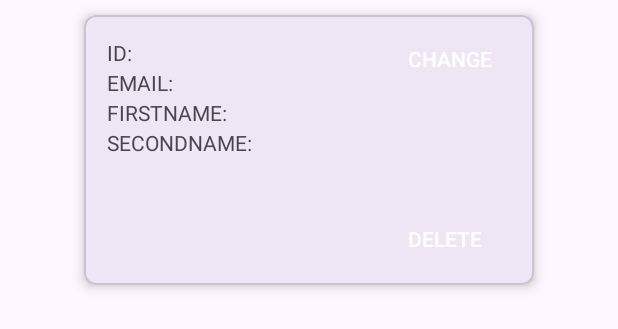
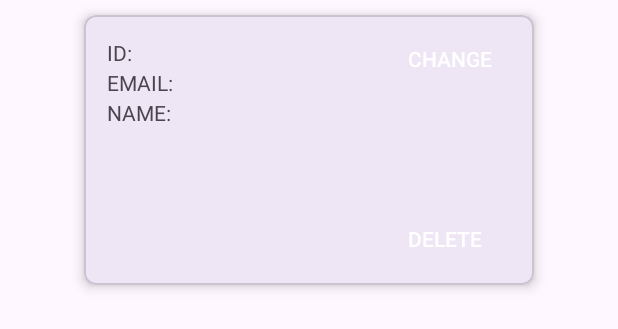
Before and after one commit to NomenConservandum/Voluntary-works-front-end-kotlin, an Android app: the layout full_user_item.xml on its own in the app's theme, with its tools: preview values and no code run, on a phone screen of 412 x 824 dp. Shown: the top 329 px of the screen. Run offline under Robolectric (Android 15) with nearby library versions, the phone set to English and light mode, and no system bars.

Commit message:
Fix: UsersAdapter

```diff
--- a/app/src/main/java/com/example/template/model/UsersAdapter.kt
+++ b/app/src/main/java/com/example/template/model/UsersAdapter.kt
@@ -20,8 +20,7 @@ class UsersAdapter(private val dataSet: MutableList<User>) :
     class ViewHolder(view: View) : RecyclerView.ViewHolder(view) {
         val id: TextView = view.findViewById(R.id.id)
         val email: TextView = view.findViewById(R.id.email)
-        val firstname: TextView = view.findViewById(R.id.firstname)
-        val secondname: TextView = view.findViewById(R.id.secondname)
+        val name: TextView = view.findViewById(R.id.firstname)
         val changeButton: Button = view.findViewById(R.id.change)
         val deleteButton: Button = view.findViewById(R.id.delete)
         init {
@@ -71,8 +70,7 @@ class UsersAdapter(private val dataSet: MutableList<User>) :
          */
         viewHolder.id.text = viewHolder.id.text.toString().plus(dataSet[position].id)
         viewHolder.email.text = viewHolder.email.text.toString().plus(dataSet[position].email)
-        viewHolder.firstname.text = viewHolder.firstname.text.toString().plus(dataSet[position].firstName)
-        viewHolder.secondname.text = viewHolder.secondname.text.toString().plus(dataSet[position].secondName)
+        viewHolder.name.text = viewHolder.name.text.toString().plus(dataSet[position].name)
 
         viewHolder.changeButton.setOnClickListener {
             globalChangeUser.value = dataSet[position] // as the value is changed,
--- a/app/src/main/res/layout/full_user_item.xml
+++ b/app/src/main/res/layout/full_user_item.xml
@@ -31,15 +31,7 @@
         android:layout_height="wrap_content"
         android:layout_marginLeft="15dp"
         android:layout_marginTop="55dp"
-        android:text="FIRSTNAME: " />
-
-    <TextView
-        android:id="@+id/secondname"
-        android:layout_width="wrap_content"
-        android:layout_height="wrap_content"
-        android:layout_marginLeft="15dp"
-        android:layout_marginTop="75dp"
-        android:text="SECONDNAME: " />
+        android:text="NAME: " />
 
     <Button
         android:id="@+id/change"
```
Also changed, not shown: app/src/main/java/com/example/template/model/User.kt (+6 -6 lines).
